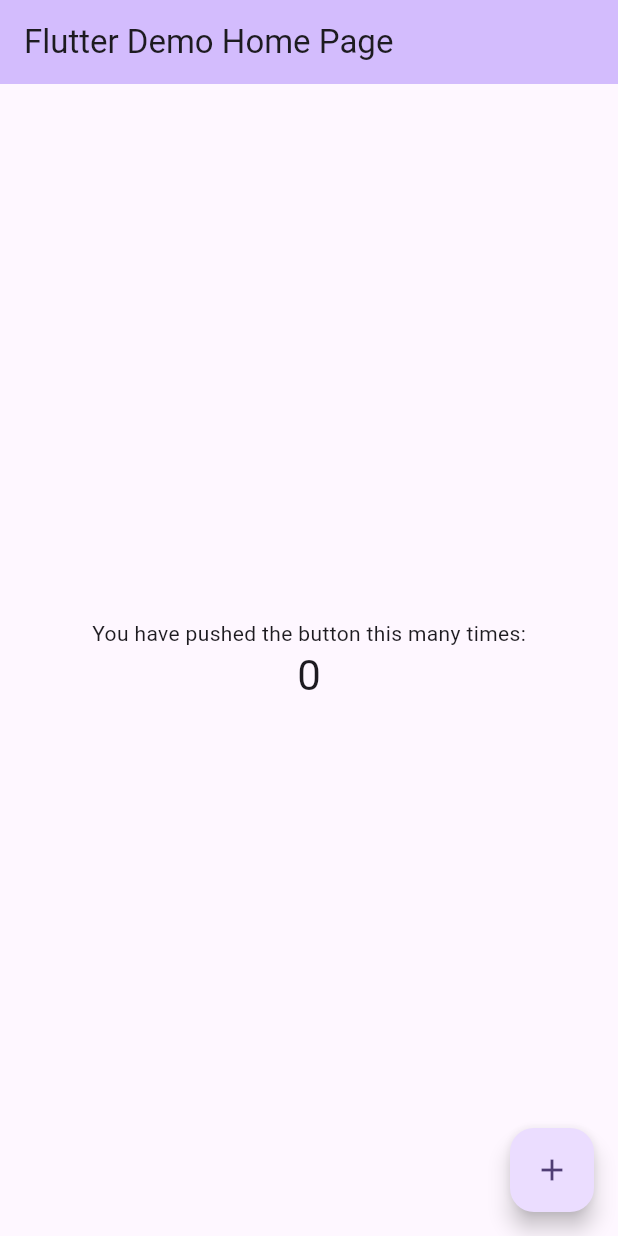
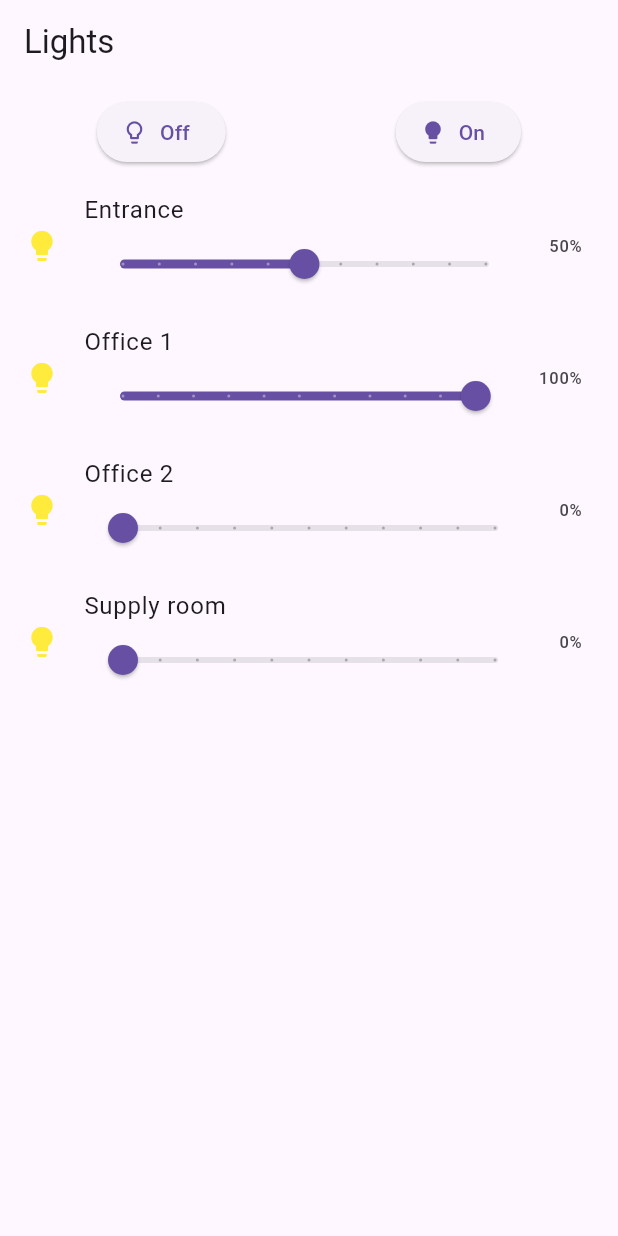
Before and after one commit to fatimaezzahraelembarek/lighting_control, a Flutter app: the screen it shows after launch, on a phone screen of 412 x 824 dp. Run offline on Flutter 3.47's test engine with Material 3 defaults, Android fonts, the phone set to English and light mode, and no system bars.

Commit message:
main dart

```diff
--- /dev/null
+++ b/lib/features/lighting_control/domain/entities/room.dart
@@ -0,0 +1,11 @@
+class Room {
+  final String name;
+  final int lightLevel;
+  final bool isOutOfOrder;
+
+  Room({
+    required this.name,
+    required this.lightLevel,
+    required this.isOutOfOrder,
+  });
+}
--- /dev/null
+++ b/lib/features/lighting_control/presentation/controllers/lighting_controller.dart
@@ -0,0 +1,48 @@
+import 'package:flutter/material.dart';
+import '../../domain/entities/room.dart';
+
+class LightingController with ChangeNotifier {
+  List<Room> rooms = [
+    Room(name: 'Entrance', lightLevel: 50, isOutOfOrder: false),
+    Room(name: 'Office 1', lightLevel: 100, isOutOfOrder: false),
+    Room(name: 'Office 2', lightLevel: 0, isOutOfOrder: false),
+    Room(name: 'Supply room', lightLevel: 0, isOutOfOrder: false),
+  ];
+
+  void updateLightLevel(int index, int level) {
+    if (!rooms[index].isOutOfOrder) {
+      rooms[index] = Room(
+        name: rooms[index].name,
+        lightLevel: level,
+        isOutOfOrder: rooms[index].isOutOfOrder,
+      );
+      notifyListeners();
+    }
+  }
+
+  void turnOnAllLights() {
+    for (int i = 0; i < rooms.length; i++) {
+      if (!rooms[i].isOutOfOrder) {
+        rooms[i] = Room(
+          name: rooms[i].name,
+          lightLevel: 100,
+          isOutOfOrder: rooms[i].isOutOfOrder,
+        );
+      }
+    }
+    notifyListeners();
+  }
+
+  void turnOffAllLights() {
+    for (int i = 0; i < rooms.length; i++) {
+      if (!rooms[i].isOutOfOrder) {
+        rooms[i] = Room(
+          name: rooms[i].name,
+          lightLevel: 0,
+          isOutOfOrder: rooms[i].isOutOfOrder,
+        );
+      }
+    }
+    notifyListeners();
+  }
+}
--- /dev/null
+++ b/lib/features/lighting_control/presentation/pages/home_page.dart
@@ -0,0 +1,69 @@
+import 'package:flutter/material.dart';
+import 'package:provider/provider.dart';
+import '../controllers/lighting_controller.dart';
+
+class HomePage extends StatelessWidget {
+  @override
+  Widget build(BuildContext context) {
+    final lightingController = Provider.of<LightingController>(context);
+
+    return Scaffold(
+      appBar: AppBar(
+        title: const Text('Lights'),
+      ),
+      body: Column(
+        children: [
+          // Boutons pour allumer/éteindre toutes les lumières
+          Padding(
+            padding: const EdgeInsets.all(8.0),
+            child: Row(
+              mainAxisAlignment: MainAxisAlignment.spaceAround,
+              children: [
+                ElevatedButton.icon(
+                  onPressed: lightingController.turnOffAllLights,
+                  icon: const Icon(Icons.lightbulb_outline),
+                  label: const Text('Off'),
+                ),
+                ElevatedButton.icon(
+                  onPressed: lightingController.turnOnAllLights,
+                  icon: const Icon(Icons.lightbulb),
+                  label: const Text('On'),
+                ),
+              ],
+            ),
+          ),
+          // Liste des pièces
+          Expanded(
+            child: ListView.builder(
+              itemCount: lightingController.rooms.length,
+              itemBuilder: (context, index) {
+                final room = lightingController.rooms[index];
+                return ListTile(
+                  leading: Icon(
+                    room.isOutOfOrder ? Icons.warning : Icons.lightbulb,
+                    color: room.isOutOfOrder ? Colors.red : Colors.yellow,
+                  ),
+                  title: Text(room.name),
+                  subtitle: room.isOutOfOrder
+                      ? const Text('Out of Order')
+                      : Slider(
+                    value: room.lightLevel.toDouble(),
+                    min: 0,
+                    max: 100,
+                    divisions: 10,
+                    label: '${room.lightLevel}%',
+                    onChanged: (value) {
+                      lightingController.updateLightLevel(
+                          index, value.toInt());
+                    },
+                  ),
+                  trailing: Text('${room.lightLevel}%'),
+                );
+              },
+            ),
+          ),
+        ],
+      ),
+    );
+  }
+}
--- a/lib/main.dart
+++ b/lib/main.dart
@@ -1,125 +1,21 @@
 import 'package:flutter/material.dart';
+import 'package:provider/provider.dart';
+import 'features/lighting_control/presentation/controllers/lighting_controller.dart';
+import 'features/lighting_control/presentation/pages/home_page.dart';
 
 void main() {
-  runApp(const MyApp());
+  runApp(MyApp());
 }
 
 class MyApp extends StatelessWidget {
-  const MyApp({super.key});
-
-  // This widget is the root of your application.
   @override
   Widget build(BuildContext context) {
-    return MaterialApp(
-      title: 'Flutter Demo',
-      theme: ThemeData(
-        // This is the theme of your application.
-        //
-        // TRY THIS: Try running your application with "flutter run". You'll see
-        // the application has a purple toolbar. Then, without quitting the app,
-        // try changing the seedColor in the colorScheme below to Colors.green
-        // and then invoke "hot reload" (save your changes or press the "hot
-        // reload" button in a Flutter-supported IDE, or press "r" if you used
-        // the command line to start the app).
-        //
-        // Notice that the counter didn't reset back to zero; the application
-        // state is not lost during the reload. To reset the state, use hot
-        // restart instead.
-        //
-        // This works for code too, not just values: Most code changes can be
-        // tested with just a hot reload.
-        colorScheme: ColorScheme.fromSeed(seedColor: Colors.deepPurple),
-        useMaterial3: true,
+    return ChangeNotifierProvider(
+      create: (_) => LightingController(),
+      child: MaterialApp(
+        debugShowCheckedModeBanner: false,
+        home: HomePage(),
       ),
-      home: const MyHomePage(title: 'Flutter Demo Home Page'),
     );
   }
 }
-
-class MyHomePage extends StatefulWidget {
-  const MyHomePage({super.key, required this.title});
-
-  // This widget is the home page of your application. It is stateful, meaning
-  // that it has a State object (defined below) that contains fields that affect
-  // how it looks.
-
-  // This class is the configuration for the state. It holds the values (in this
-  // case the title) provided by the parent (in this case the App widget) and
-  // used by the build method of the State. Fields in a Widget subclass are
-  // always marked "final".
-
-  final String title;
-
-  @override
-  State<MyHomePage> createState() => _MyHomePageState();
-}
-
-class _MyHomePageState extends State<MyHomePage> {
-  int _counter = 0;
-
-  void _incrementCounter() {
-    setState(() {
-      // This call to setState tells the Flutter framework that something has
-      // changed in this State, which causes it to rerun the build method below
-      // so that the display can reflect the updated values. If we changed
-      // _counter without calling setState(), then the build method would not be
-      // called again, and so nothing would appear to happen.
-      _counter++;
-    });
-  }
-
-  @override
-  Widget build(BuildContext context) {
-    // This method is rerun every time setState is called, for instance as done
-    // by the _incrementCounter method above.
-    //
-    // The Flutter framework has been optimized to make rerunning build methods
-    // fast, so that you can just rebuild anything that needs updating rather
-    // than having to individually change instances of widgets.
-    return Scaffold(
-      appBar: AppBar(
-        // TRY THIS: Try changing the color here to a specific color (to
-        // Colors.amber, perhaps?) and trigger a hot reload to see the AppBar
-        // change color while the other colors stay the same.
-        backgroundColor: Theme.of(context).colorScheme.inversePrimary,
-        // Here we take the value from the MyHomePage object that was created by
-        // the App.build method, and use it to set our appbar title.
-        title: Text(widget.title),
-      ),
-      body: Center(
-        // Center is a layout widget. It takes a single child and positions it
-        // in the middle of the parent.
-        child: Column(
-          // Column is also a layout widget. It takes a list of children and
-          // arranges them vertically. By default, it sizes itself to fit its
-          // children horizontally, and tries to be as tall as its parent.
-          //
-          // Column has various properties to control how it sizes itself and
-          // how it positions its children. Here we use mainAxisAlignment to
-          // center the children vertically; the main axis here is the vertical
-          // axis because Columns are vertical (the cross axis would be
-          // horizontal).
-          //
-          // TRY THIS: Invoke "debug painting" (choose the "Toggle Debug Paint"
-          // action in the IDE, or press "p" in the console), to see the
-          // wireframe for each widget.
-          mainAxisAlignment: MainAxisAlignment.center,
-          children: <Widget>[
-            const Text(
-              'You have pushed the button this many times:',
-            ),
-            Text(
-              '$_counter',
-              style: Theme.of(context).textTheme.headlineMedium,
-            ),
-          ],
-        ),
-      ),
-      floatingActionButton: FloatingActionButton(
-        onPressed: _incrementCounter,
-        tooltip: 'Increment',
-        child: const Icon(Icons.add),
-      ), // This trailing comma makes auto-formatting nicer for build methods.
-    );
-  }
-}
--- a/pubspec.yaml
+++ b/pubspec.yaml
@@ -31,6 +31,7 @@ dependencies:
   flutter:
     sdk: flutter
   provider: ^6.0.5
+
 
 
   # The following adds the Cupertino Icons font to your application.
```
Also changed, not shown: lib/features/lighting_control/presentation/pages/room_config_page.dart (added, +84 -0 lines).
